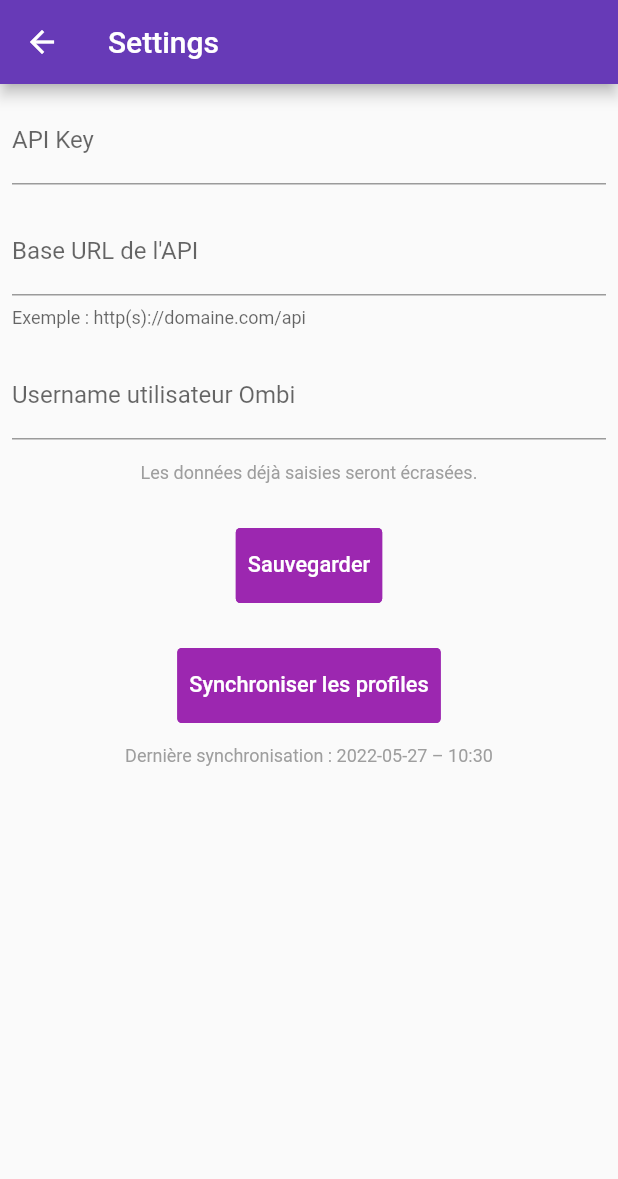
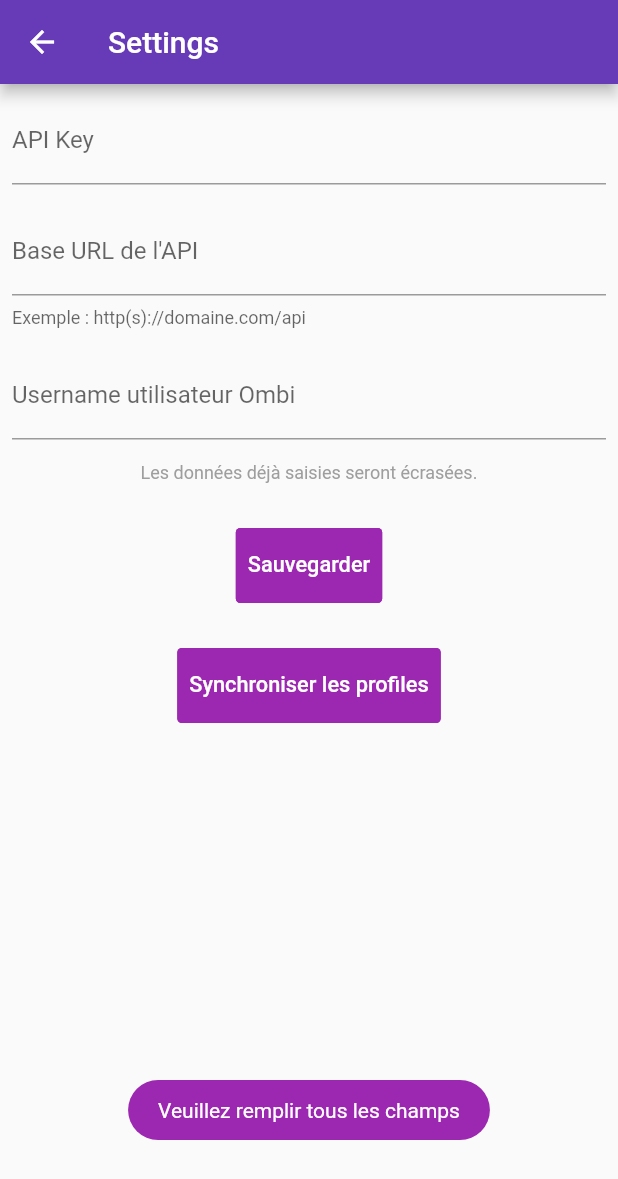
Before and after one commit to RubenVP2/ombi-requester, a Flutter app: the SettingsPage screen opened directly, after a tap on "Synchroniser les profiles", on a phone screen of 412 x 824 dp. Shown: the top 1179 px of the screen. Run offline on Flutter 3.47's test engine with Material 2 defaults, Android fonts, the phone set to English and light mode, and no system bars; drawn by our look-alikes of getwidget; our stand-ins replace adaptive_theme, shared_preferences; accounts and stored records are empty; network calls fail.

```diff
--- /dev/null
+++ b/lib/Model/movieDetail.dart
@@ -0,0 +1,31 @@
+import 'cast.dart';
+import 'genre.dart';
+
+class MovieDetail {
+
+  final List<Genre> genres;
+  final List<Cast> cast;
+
+  MovieDetail({
+    required this.genres,
+    required this.cast,
+  });
+
+  // Getter cast
+  List<Cast> get getCast => cast;
+
+  // Getter genres
+  List<Genre> get getGenres => genres;
+
+  factory MovieDetail.fromJson(Map<String, dynamic> json) {
+    return MovieDetail(
+      genres: (json['genres'] as List<dynamic>).map((dynamic item) => Genre.fromJson(item)).toList(),
+      cast: (json['credits']['cast'] as List<dynamic>).map((dynamic item) => Cast.fromJson(item)).toList(),
+    );
+  }
+
+  @override
+  String toString() {
+    return 'MovieDetail{genres: $genres, cast: $cast}';
+  }
+}
--- a/lib/Screen/MoviePage.dart
+++ b/lib/Screen/MoviePage.dart
@@ -81,10 +81,10 @@ class _MoviePageState extends State<MoviePage> {
                       child: ListTile(
                         title: Padding(
                             padding: const EdgeInsets.symmetric(vertical: 5) ,
-                            child: Text(movie.title)
+                            child: Text(movie.title, maxLines: 2, overflow: TextOverflow.ellipsis),
                         ),
                         subtitle: movie.overview.isEmpty ? const Text("Synopsis non renseigné.") : Text(
-                          maxLines: 14,
+                          maxLines: 12,
                           movie.overview,
                           overflow: TextOverflow.ellipsis,
                         ),
@@ -139,7 +139,7 @@ class _MoviePageState extends State<MoviePage> {
     bool isDarkMode = AdaptiveTheme.of(context).mode.isDark;
     return Scaffold(
       appBar: AppBar(
-        title: const Text('Ombi Requester'),
+        title: const Center(child: Text('Ombi Requester')),
         // Bouton à droite pour accéder à la page de configuration
         leading: IconButton(
           icon: const Icon(Icons.settings),
--- a/lib/Screen/Settings.dart
+++ b/lib/Screen/Settings.dart
@@ -115,17 +115,23 @@ class _SettingsPageState extends State<SettingsPage> {
               ),
               const SizedBox(height: 30),
               // Button pour sync les profiles de radarr
-              _isLoading
-                  ?
-              const Padding(
-                  padding: EdgeInsets.all(8.0),
-                  child: CircularProgressIndicator(),
-                )
-                  :
               GFButton(
                 color: Colors.purple,
                 size: GFSize.LARGE,
                 onPressed: () {
+                  if ( textControllerBaseUrl.text == '' || textControllerApiKey.text == '' || textControllerUsername.text == '' ) {
+                    GFToast.showToast(
+                      "Veuillez remplir tous les champs",
+                      context,
+                      toastPosition: GFToastPosition.BOTTOM,
+                      toastDuration: 3,
+                      backgroundColor: Colors.purple,
+                      trailing: const Icon(
+                        Icons.error,
+                        color: Colors.black,
+                      ),
+                    );
+                  } else {
                     setState(() => _isLoading = true);
                     // Enregistrement en localStorage de la date courante pour la synchronisation formatter jj/mm/aaaa hh:mm:ss
                     App.setString('lastSync', DateFormat('yyyy-MM-dd – kk:mm').format(DateTime.now()));
@@ -143,6 +149,7 @@ class _SettingsPageState extends State<SettingsPage> {
                       );
                     });
                     setState(() => _isLoading = false);
+                  }
                 },
                 text: 'Synchroniser les profiles',
               ),
```
Also changed, not shown: lib/Model/cast.dart (added, +29 -0 lines), lib/Model/genre.dart (added, +23 -0 lines), lib/Screen/MovieDetailPage.dart (+100 -16 lines), lib/Service/http_service.dart (+21 -4 lines). Lines whose indentation alone changed are shown as unchanged.
